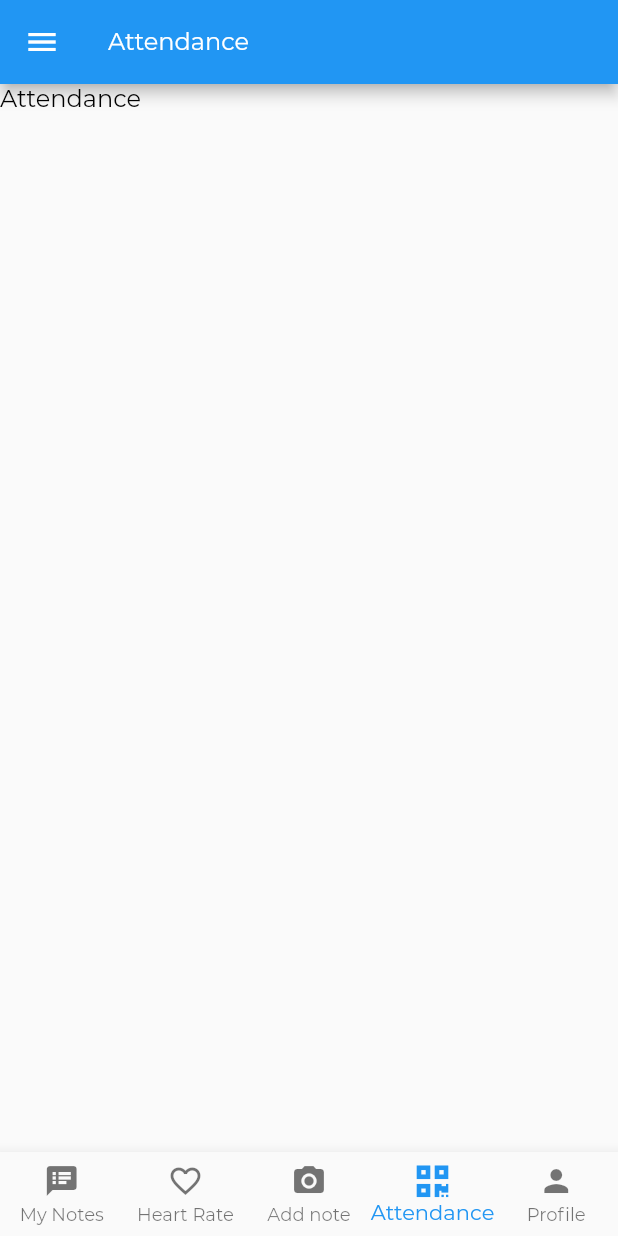
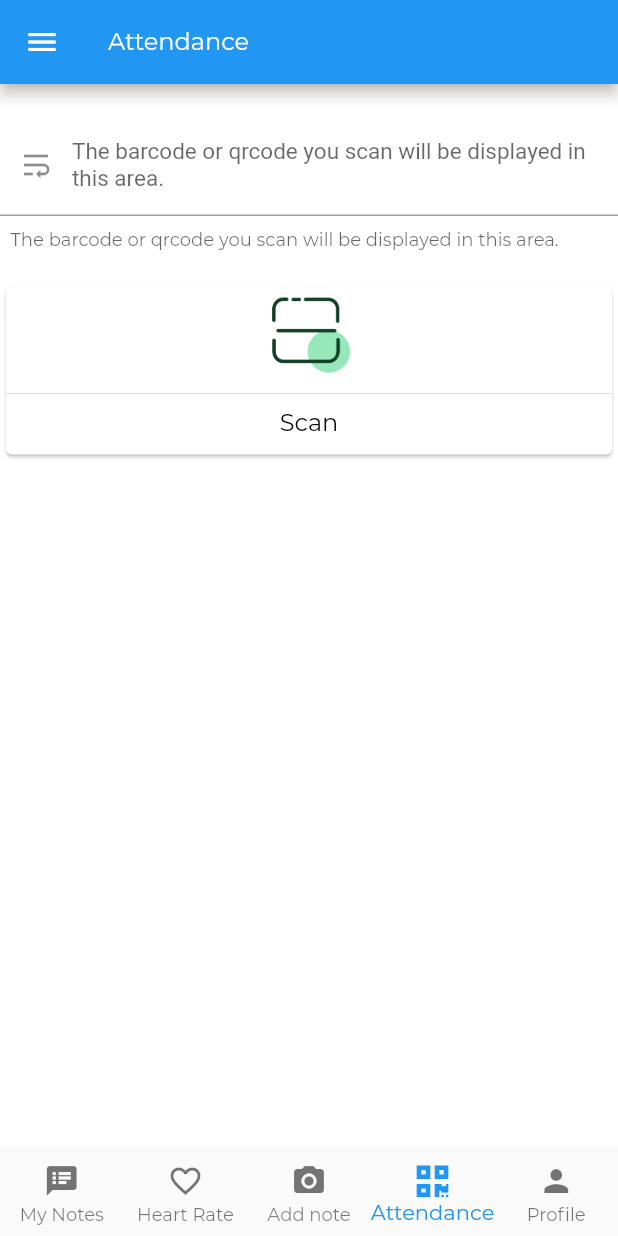
Before and after one commit to user-cube/iStudy-Flutter, a Flutter app: the Attendance screen opened by its route, on a phone screen of 412 x 824 dp. Run offline on Flutter 3.47's test engine with Material 2 defaults, Android fonts, the phone set to English and light mode, and no system bars; our stand-ins replace cloud_firestore, firebase_auth, flutter_spinkit, font_awesome_flutter, permission_handler; missing offline and left inert: flutter_android, qrscan; accounts and stored records are empty.

Commit message:
scan qrcode working

```diff
--- a/lib/screens/attendance/attendance.dart
+++ b/lib/screens/attendance/attendance.dart
@@ -1,6 +1,9 @@
+import 'dart:async';
+import 'dart:typed_data';
 import 'package:flutter/material.dart';
 import 'package:istudy/drawers/student/bottomNavigation.dart';
 import 'package:istudy/drawers/student/drawer.dart';
+import 'package:qrscan/qrscan.dart' as scanner;
 
 class Attendance extends StatefulWidget {
   @override
@@ -8,22 +11,96 @@ class Attendance extends StatefulWidget {
 }
 
 class _AttendanceState extends State<Attendance> {
+  Uint8List bytes = Uint8List(0);
+  TextEditingController _outputController;
+
   @override
+  initState() {
+    super.initState();
+    this._outputController = new TextEditingController();
+  }
+
+  @override
+  void dispose() {
+    super.dispose();
+  }
+
   @override
   Widget build(BuildContext context) {
     return Scaffold(
       appBar: AppBar(
         title: Text('Attendance'),
       ),
+      drawer: StudentDrawer(),
+      backgroundColor: Colors.white,
       bottomNavigationBar: BottomNavigatorBar(3),
-      drawer: StudentDrawer(),
-      body: Column(
-        children: <Widget>[
-          Container(
-            child: Text("Attendance"),
-          ),
-        ],
+      body: Builder(
+        builder: (BuildContext context) {
+          return ListView(
+            children: <Widget>[
+              Container(
+                color: Colors.white,
+                child: Column(
+                  children: <Widget>[
+                    SizedBox(height: 20),
+                    TextField(
+                      controller: this._outputController,
+                      readOnly: true,
+                      maxLines: 2,
+                      decoration: InputDecoration(
+                        prefixIcon: Icon(Icons.wrap_text),
+                        helperText:
+                            'The barcode or qrcode you scan will be displayed in this area.',
+                        hintText:
+                            'The barcode or qrcode you scan will be displayed in this area.',
+                        hintStyle: TextStyle(fontSize: 15),
+                        contentPadding:
+                            EdgeInsets.symmetric(horizontal: 7, vertical: 15),
+                      ),
+                    ),
+                    SizedBox(height: 20),
+                    this._buttonGroup(),
+                    SizedBox(height: 70),
+                  ],
+                ),
+              ),
+            ],
+          );
+        },
       ),
     );
   }
+
+  Widget _buttonGroup() {
+    return Row(
+      children: <Widget>[
+        Expanded(
+          flex: 1,
+          child: SizedBox(
+            height: 120,
+            child: InkWell(
+              onTap: _scan,
+              child: Card(
+                child: Column(
+                  children: <Widget>[
+                    Expanded(
+                      flex: 2,
+                      child: Image.asset('assets/images/scanner.png'),
+                    ),
+                    Divider(height: 20),
+                    Expanded(flex: 1, child: Text("Scan")),
+                  ],
+                ),
+              ),
+            ),
+          ),
+        ),
+      ],
+    );
+  }
+
+  Future _scan() async {
+    String barcode = await scanner.scan();
+    this._outputController.text = barcode;
+  }
 }
--- a/pubspec.yaml
+++ b/pubspec.yaml
@@ -31,6 +31,9 @@ dependencies:
   permission_handler: ^5.0.0+hotfix.5
   flutter_launcher_icons: ^0.7.2+1
   font_awesome_flutter: ">= 4.7.0"
+  qrscan: ^0.2.17
+  image_gallery_saver: ^1.2.2
+  image_picker: ^0.6.6+4
 
 dev_dependencies:
   flutter_test:
```
Also changed, not shown: assets/images/albums.png (added), assets/images/generate_qrcode.png (added), assets/images/scanner.png (added), pubspec.lock, 1 other file.
